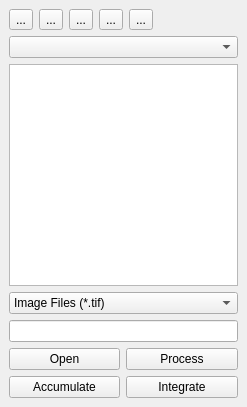
Before: the Qt Designer form source/qxrdfilebrowser.ui in guyjennings/qxrd, drawn with Qt 5.
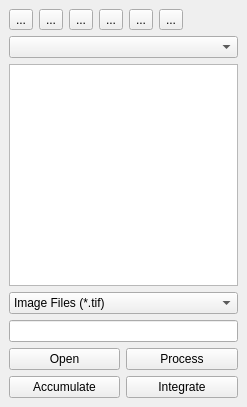
After: the same form once the commit is applied. Icons and pictures are not drawn. Custom widgets are drawn as their Qt base class.

Commit message: Added refresh button to file browser

```diff
--- a/source/qxrdfilebrowser.ui
+++ b/source/qxrdfilebrowser.ui
@@ -93,6 +93,20 @@
         </property>
        </widget>
       </item>
+      <item>
+       <widget class="QToolButton" name="m_RefreshButton">
+        <property name="toolTip">
+         <string>Refresh directory listing</string>
+        </property>
+        <property name="text">
+         <string>...</string>
+        </property>
+        <property name="icon">
+         <iconset resource="qxrdresources.qrc">
+          <normaloff>:/images/view-refresh.png</normaloff>:/images/view-refresh.png</iconset>
+        </property>
+       </widget>
+      </item>
       <item>
        <spacer name="horizontalSpacer">
         <property name="orientation">
```
The commit also changes 4 other files.
